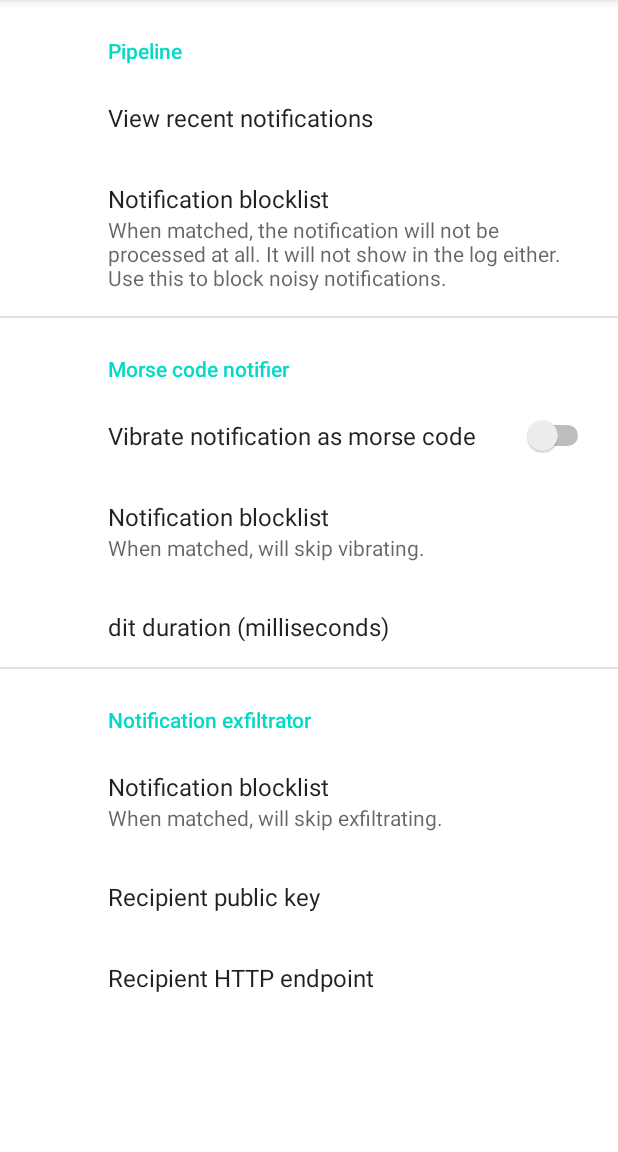
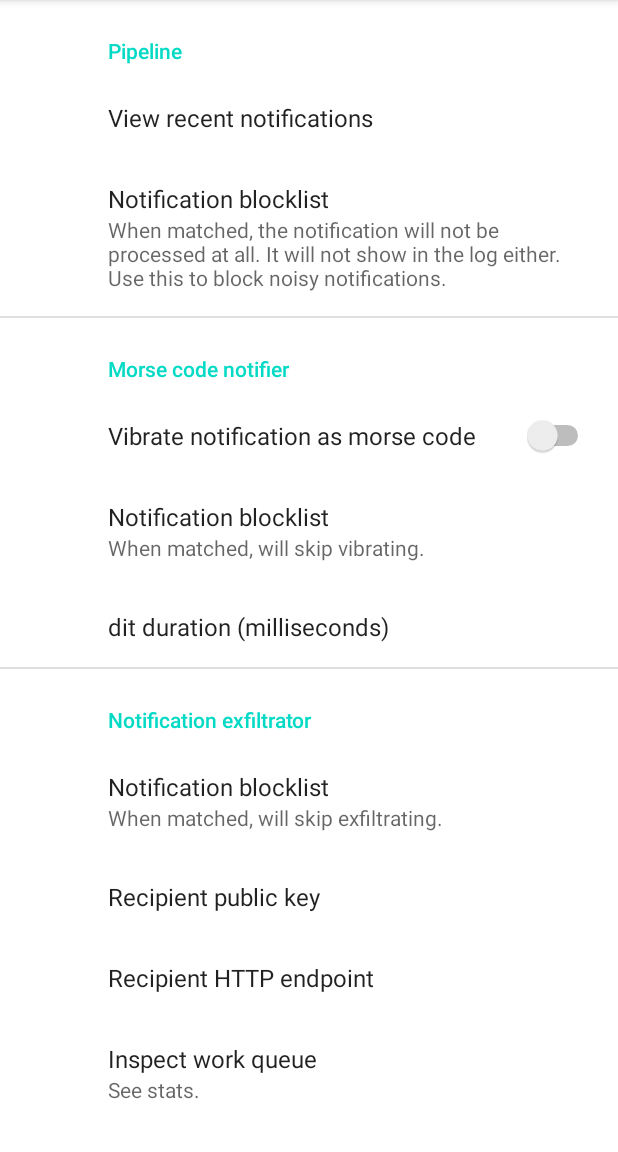
Before and after one commit to dtinth/dtinth.tools-android, an Android app: the screen it shows after launch (SettingsActivity), on a phone screen of 412 x 824 dp, the part 84-1236 px from its top. Run offline under Robolectric (Android 15) with nearby library versions, the phone set to English and light mode, and no system bars; our stand-ins replace androidx.preference.

Commit message:
I cannot figure out how to create an expedited job T_T

```diff
--- a/app/src/main/java/dtinth/tools/NotificationExfiltrator.kt
+++ b/app/src/main/java/dtinth/tools/NotificationExfiltrator.kt
@@ -4,6 +4,7 @@ import android.content.Context
 import android.util.Log
 import androidx.preference.PreferenceManager
 import androidx.work.*
+import com.google.common.util.concurrent.ListenableFuture
 import kotlinx.serialization.encodeToString
 import kotlinx.serialization.json.Json
 import java.io.IOException
@@ -37,7 +38,6 @@ class NotificationExfiltrator : NotificationProcessor {
                     .build()
             )
             .addTag("exfiltrate")
-            .setExpedited(OutOfQuotaPolicy.RUN_AS_NON_EXPEDITED_WORK_REQUEST)
             .build()
         WorkManager.getInstance(context).enqueue(request)
         return request.id.toString()
--- a/app/src/main/res/xml/root_preferences.xml
+++ b/app/src/main/res/xml/root_preferences.xml
@@ -54,6 +54,14 @@
             android:selectAllOnFocus="true"
             android:singleLine="false"
             android:title="Recipient HTTP endpoint" />
+        <Preference
+            android:key="exfiltrate_inspect"
+            android:title="Inspect work queue"
+            android:summary="See stats." />
+        <Preference
+            android:key="exfiltrate_cancel"
+            android:title="Cancel all pending work"
+            android:summary="Use when something seriously wrong." />
     </PreferenceCategory>
 
 </PreferenceScreen>
```
Also changed, not shown: app/src/main/java/dtinth/tools/SettingsActivity.kt (+47 -0 lines).
